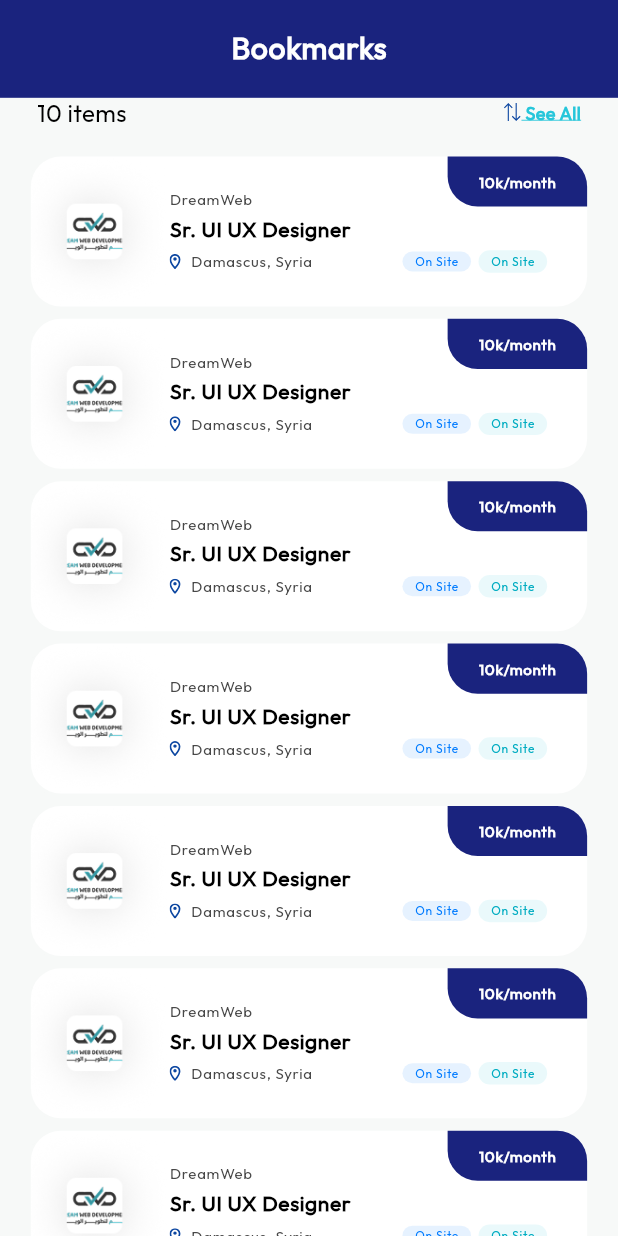
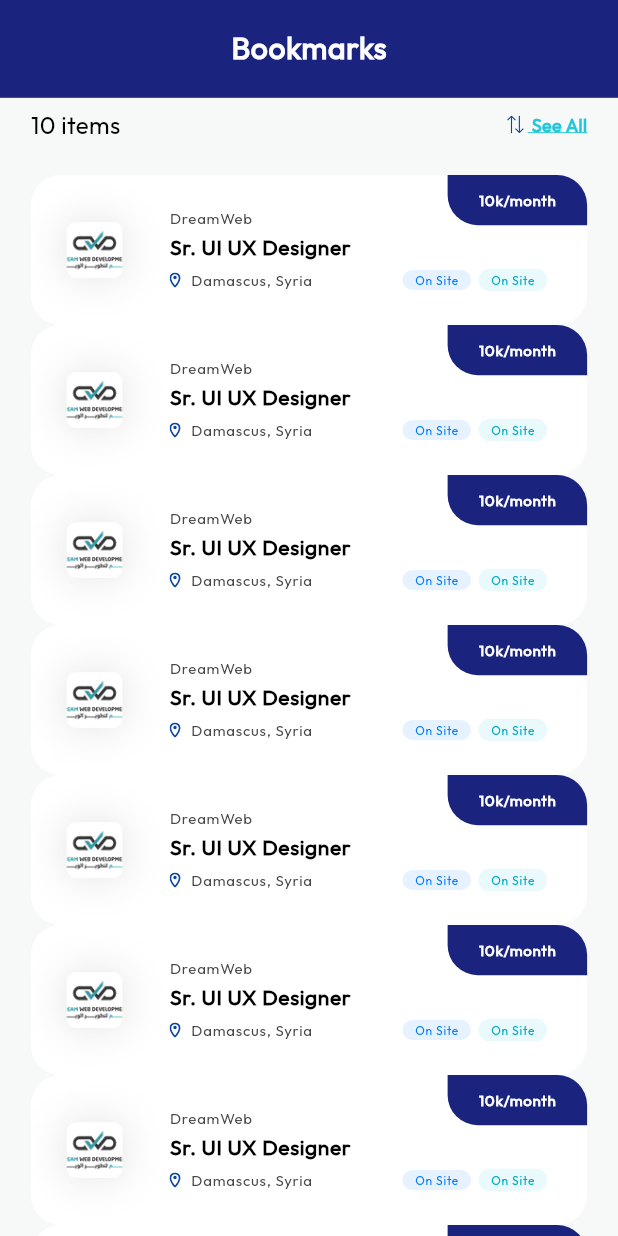
Before and after one commit to batool011/Hr-and-Saving-Money-System, a Flutter app: the AdvertisementScreen screen opened directly, on a phone screen of 412 x 824 dp. Run offline on Flutter 3.47's test engine with Material 3 defaults, Android fonts, the phone set to English and light mode, and no system bars; our stand-ins replace carousel_slider, dotted_line, dropdown_button2, flutter_otp_text_field, flutter_svg, get and 1 more.

Commit message:
make design better

```diff
--- a/lib/core/router/app_route.dart
+++ b/lib/core/router/app_route.dart
@@ -8,8 +8,8 @@ import 'package:career/features/on%20boarding/presentation/getx/binding/onboardi
 import 'package:career/features/on%20boarding/presentation/screen/on_boarding_screen.dart';
 import 'package:career/features/splash/presentation/screen/splash_screen.dart';
 import 'package:get/get.dart';
-import '../../features/app main/prsentation/getx/home_binding.dart';
-import '../../features/app main/prsentation/main_screen.dart';
+import '../../features/app main/presentation/getx/main_binding.dart';
+import '../../features/app main/presentation/screens/main_screen.dart';
 import '../../features/splash/presentation/getx/binding/splash_binding.dart';
 
 class AppRoute {
--- a/lib/features/app main/prsentation/getx/home_binding.dart
+++ b/lib/features/app main/presentation/getx/main_binding.dart
@@ -1,7 +1,5 @@
 import 'package:get/get.dart';
-
-import '../../home/presentation/getx/controller/home_controller.dart';
-
+import '../../../home/presentation/getx/controller/home_controller.dart';
 class MainBinding extends Bindings {
   @override
   void dependencies() {
--- a/lib/features/app main/prsentation/main_screen.dart
+++ b/lib/features/app main/presentation/screens/main_screen.dart
@@ -1,10 +1,10 @@
 import 'package:career/core/constant/class/app_asset.dart';
 import 'package:career/core/constant/class/app_color.dart';
-import 'package:career/features/book%20mark/presentation/advertisement_screen.dart';
 import 'package:flutter/material.dart';
 import 'package:flutter_svg/flutter_svg.dart';
 import 'package:persistent_bottom_nav_bar/persistent_bottom_nav_bar.dart';
-import '../home/presentation/screen/home_screen.dart';
+import '../../../book mark/presentation/screen/advertisement_screen.dart';
+import '../../../home/presentation/screen/home_screen.dart';
 
 
 class MainScreen extends StatelessWidget {
--- a/lib/features/book mark/presentation/advertisement_screen.dart
+++ b/lib/features/book mark/presentation/screen/advertisement_screen.dart
@@ -5,9 +5,9 @@ import 'package:career/core/widget/custom_app_bar.dart';
 import 'package:flutter/material.dart';
 import 'package:flutter_svg/svg.dart';
 import 'package:get/get.dart';
-import '../../../core/constant/class/app_string.dart';
-import '../../../core/widget/custom_card.dart';
-import '../../../core/widget/under_line_text.dart';
+import '../../../../../../core/constant/class/app_string.dart';
+import '../../../../../../core/widget/custom_card.dart';
+import '../../../../../../core/widget/under_line_text.dart';
 
 class AdvertisementScreen extends StatelessWidget {
   const AdvertisementScreen({super.key});
@@ -17,30 +17,30 @@ class AdvertisementScreen extends StatelessWidget {
     return Scaffold(
       backgroundColor: AppColor.scaffoldColor,
       body: ListView(
+
         children: [
           CustomAppBar(text: AppString.bookmarks.tr,),
           Padding(
-            padding:  EdgeInsets.symmetric(horizontal: 0.03.h(context)),
+            padding:  EdgeInsets.symmetric(horizontal: 0.05.w(context),vertical: 0.01.h(context)),
             child: Row(children: [
               Text("10 items"),
               Spacer(),
               SvgPicture.asset(AppAsset.sort),
+              2.horizontalSpace(),
               UnderLineText(text: AppString.seeAll.tr),
             ],),
           ),
           16.verticalSpace(),
-          Expanded(
-            child:ListView.builder(
+          ListView.builder(
               shrinkWrap: true,
               physics: NeverScrollableScrollPhysics(),
               itemCount: 30,
               itemBuilder: (context,index){
                 return Padding(
-                    padding:  EdgeInsets.symmetric(horizontal: 0.05.w(context),vertical: 0.005.h(context)),
+                  padding:  EdgeInsets.symmetric(horizontal: 0.05.w(context)),
                   child: CustomCard(),
                 );
               })
-          )
         ],
       ),
     );
--- a/lib/features/app main/home/presentation/screen/home_screen.dart
+++ b/lib/features/home/presentation/screen/home_screen.dart
@@ -6,8 +6,8 @@ import 'package:career/core/widget/under_line_text.dart';
 import 'package:career/features/auth/presentation/widget/custom_white_container.dart';
 import 'package:flutter/material.dart';
 import 'package:get/get.dart';
-import '../../../../../core/widget/custom_card.dart';
-import '../../../../../core/widget/custom_text_field_search.dart';
+import '../../../../../../core/widget/custom_card.dart';
+import '../../../../../../core/widget/custom_text_field_search.dart';
 import '../getx/controller/home_controller.dart';
 import '../widget/custom_home_app_bar.dart';
 import '../widget/custom_slider.dart';
--- a/lib/features/app main/home/presentation/widget/custom_slider.dart
+++ b/lib/features/home/presentation/widget/custom_slider.dart
@@ -1,10 +1,10 @@
 import 'package:career/core/constant/class/app_asset.dart';
 import 'package:career/core/constant/class/app_size.dart';
-import 'package:career/features/app%20main/home/presentation/getx/controller/home_controller.dart';
 import 'package:carousel_slider/carousel_slider.dart';
 import 'package:flutter/material.dart';
 import 'package:get/get.dart';
-import '../../../../../core/constant/class/app_color.dart';
+import '../../../../../../core/constant/class/app_color.dart';
+import '../getx/controller/home_controller.dart';
 
 class CustomSlider extends GetView<HomeController> {
   const CustomSlider({super.key});
```
Also changed, not shown: lib/features/app main/presentation/getx/controller/home_controller.dart (renamed from lib/features/app main/prsentation/getx/controller/home_controller.dart), lib/features/home/presentation/getx/controller/home_controller.dart (renamed from lib/features/app main/home/presentation/getx/controller/home_controller.dart), lib/features/home/presentation/widget/custom_home_app_bar.dart (renamed from lib/features/app main/home/presentation/widget/custom_home_app_bar.dart). Lines whose indentation alone changed are shown as unchanged.
